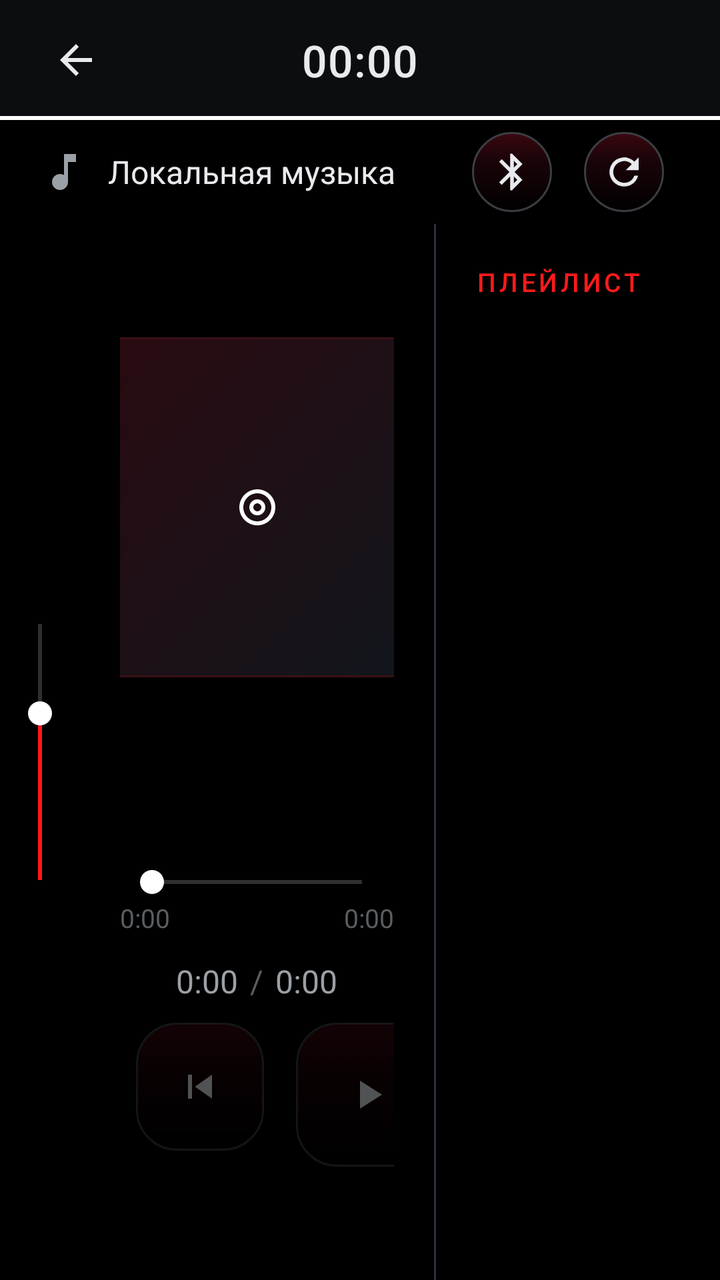
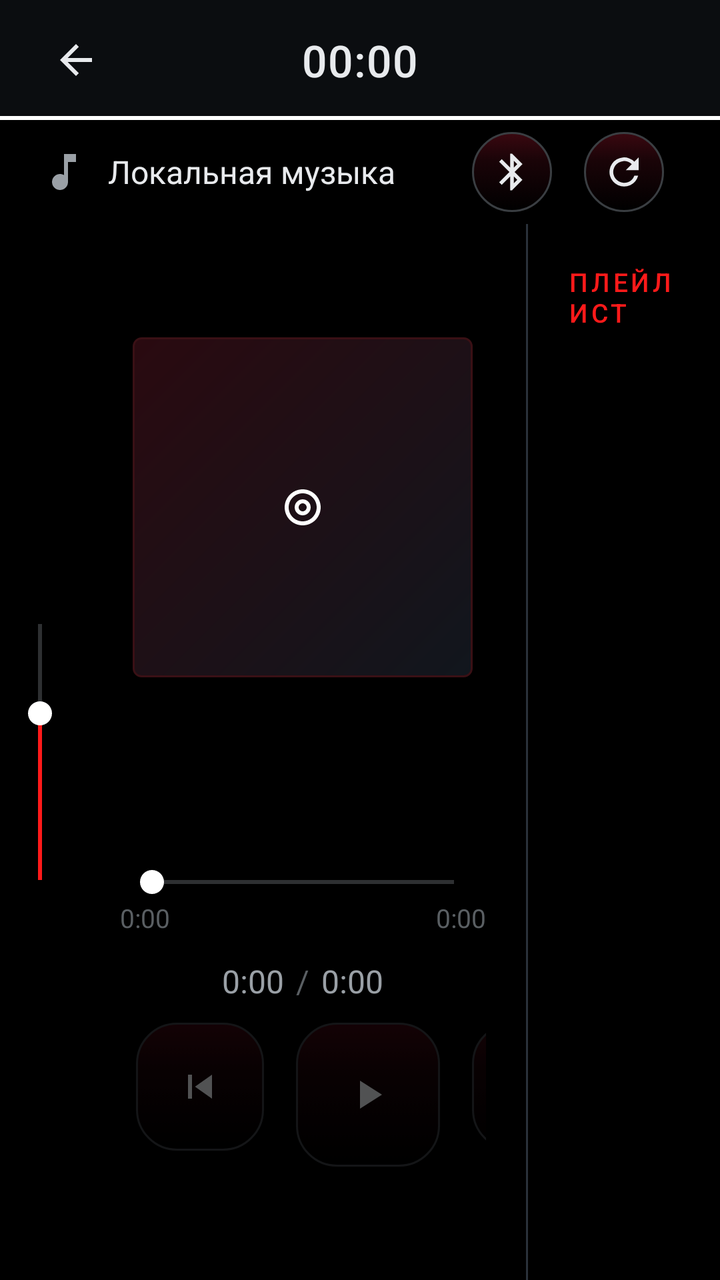

The first picture is an Android layout as it rendered before a commit; the second is the same layout after the commit. The layout source and the unified diff follow.
<!-- AndroidManifest.xml: application theme Theme.VWShell -->
<!-- res/layout/fragment_media.xml -->
<?xml version="1.0" encoding="utf-8"?>
<LinearLayout xmlns:android="http://schemas.android.com/apk/res/android"
    android:layout_width="match_parent" android:layout_height="match_parent"
    android:orientation="vertical" android:background="@drawable/bg_screen_gradient">
    <include layout="@layout/layout_section_header"/>

    
    <LinearLayout android:id="@+id/sourceBar"
        android:layout_width="match_parent" android:layout_height="wrap_content"
        android:orientation="horizontal" android:gravity="center_vertical"
        android:paddingStart="@dimen/screen_padding" android:paddingEnd="@dimen/screen_padding"
        android:paddingTop="6dp" android:paddingBottom="6dp">

        <ImageView android:id="@+id/sourceIcon" android:layout_width="@dimen/icon_sm"
            android:layout_height="@dimen/icon_sm" android:src="@drawable/ic_media"
            android:contentDescription="@string/media_source" android:tint="@color/vw_text_secondary"/>

        <TextView android:id="@+id/sourceLabel" android:layout_width="0dp" android:layout_height="wrap_content"
            android:layout_weight="1" android:layout_marginStart="10dp"
            android:singleLine="true" android:ellipsize="end"
            android:textColor="@color/vw_text_primary" android:textSize="@dimen/body_text"
            android:text="@string/media_local_title"/>

        <ImageButton android:id="@+id/btnSwitchSource" style="@style/VW.ControlButton.small"
            android:src="@drawable/ic_bluetooth" android:contentDescription="@string/media_switch_source"/>

        
        <ImageButton android:id="@+id/btnRescanIcon" style="@style/VW.ControlButton.small"
            android:layout_marginStart="8dp"
            android:src="@drawable/ic_refresh_small" android:contentDescription="@string/media_rescan"/>
    </LinearLayout>

    <LinearLayout android:layout_width="match_parent" android:layout_height="0dp" android:layout_weight="1"
        android:orientation="horizontal" android:baselineAligned="false">

        
        <FrameLayout
            android:id="@+id/volumeColumn"
            android:layout_width="40dp"
            android:layout_height="match_parent"
            android:clipChildren="true"
            android:padding="8dp">

            <SeekBar
                android:id="@+id/volumeSeekVertical"
                android:layout_width="160dp"
                android:layout_height="40dp"
                android:layout_gravity="center"
                android:max="100"
                android:progress="65"
                android:progressTint="#FF1A1A"
                android:thumbTint="#FFFFFF"
                android:rotation="270"
                android:splitTrack="false" />
        </FrameLayout>

        
        <ScrollView android:id="@+id/nowPlayingPanel"
            android:layout_width="0dp" android:layout_height="match_parent" android:layout_weight="5"
            android:fillViewport="true">
            <LinearLayout android:layout_width="match_parent" android:layout_height="wrap_content"
                android:orientation="vertical" android:gravity="center" android:padding="@dimen/screen_padding">

                <ImageView android:id="@+id/npArt"
                    android:layout_width="170dp" android:layout_height="170dp"
                    android:scaleType="centerInside"
                    android:background="@drawable/bg_album_art"
                    android:src="@drawable/ic_album"
                    android:contentDescription="@string/media_local_title"/>

                <TextView android:id="@+id/npTrack" android:layout_width="match_parent" android:layout_height="wrap_content"
                    android:layout_marginTop="16dp" android:gravity="center" android:singleLine="true" android:ellipsize="end"
                    android:textColor="@color/vw_text_primary" android:textSize="24sp"/>
                <TextView android:id="@+id/npArtist" android:layout_width="match_parent" android:layout_height="wrap_content"
                    android:layout_marginTop="4dp" android:gravity="center" android:singleLine="true" android:ellipsize="end"
                    android:textColor="@color/vw_text_secondary" android:textSize="@dimen/title_text"/>

                
                <SeekBar android:id="@+id/npSeek" android:layout_width="match_parent" android:layout_height="wrap_content"
                    android:layout_marginTop="14dp" android:progressTint="@color/vw_accent"
                    android:thumbTint="#FFFFFF" android:enabled="false"/>
                <LinearLayout android:layout_width="match_parent" android:layout_height="wrap_content"
                    android:orientation="horizontal">
                    <TextView android:id="@+id/npPos" android:layout_width="0dp" android:layout_height="wrap_content"
                        android:layout_weight="1" android:textColor="@color/vw_text_disabled" android:textSize="@dimen/small_text" android:text="0:00"/>
                    <TextView android:id="@+id/npDur" android:layout_width="wrap_content" android:layout_height="wrap_content"
                        android:textColor="@color/vw_text_disabled" android:textSize="@dimen/small_text" android:text="0:00"/>
                </LinearLayout>

                
                <LinearLayout android:layout_width="match_parent" android:layout_height="wrap_content"
                    android:orientation="horizontal" android:gravity="center" android:layout_marginTop="12dp">
                    <TextView android:id="@+id/npPosCenter" android:layout_width="wrap_content" android:layout_height="wrap_content"
                        android:textColor="@color/vw_text_secondary" android:textSize="@dimen/body_text" android:text="0:00"/>
                    <TextView android:layout_width="wrap_content" android:layout_height="wrap_content"
                        android:layout_marginStart="6dp" android:layout_marginEnd="6dp"
                        android:textColor="@color/vw_text_disabled" android:textSize="@dimen/body_text" android:text="/"/>
                    <TextView android:id="@+id/npDurCenter" android:layout_width="wrap_content" android:layout_height="wrap_content"
                        android:textColor="@color/vw_text_secondary" android:textSize="@dimen/body_text" android:text="0:00"/>
                </LinearLayout>

                <LinearLayout android:layout_width="wrap_content" android:layout_height="wrap_content"
                    android:orientation="horizontal" android:layout_gravity="center_horizontal" android:layout_marginTop="10dp">
                    <ImageButton android:id="@+id/btnPrev" style="@style/VW.ControlButton"
                        android:src="@drawable/ic_prev" android:contentDescription="@string/media_prev" android:alpha="0.35"/>
                    <ImageButton android:id="@+id/btnPlay" style="@style/VW.ControlButton.play"
                        android:src="@drawable/ic_play" android:contentDescription="@string/media_play" android:alpha="0.35"/>
                    <ImageButton android:id="@+id/btnNext" style="@style/VW.ControlButton"
                        android:src="@drawable/ic_next" android:contentDescription="@string/media_next" android:alpha="0.35"/>
                </LinearLayout>

                
                <View android:id="@+id/playerStatus" android:layout_width="0dp" android:layout_height="0dp" android:visibility="gone"/>
                <SeekBar android:id="@+id/volumeSeek" android:layout_width="0dp" android:layout_height="0dp" android:visibility="gone"/>

                
            </LinearLayout>
        </ScrollView>

        <View android:layout_width="1dp" android:layout_height="match_parent" android:background="@color/vw_divider"/>

        
        <LinearLayout android:layout_width="0dp" android:layout_height="match_parent" android:layout_weight="4"
            android:orientation="vertical" android:padding="@dimen/screen_padding">

            <TextView android:layout_width="wrap_content" android:layout_height="wrap_content"
                android:fontFamily="sans-serif-medium" android:letterSpacing="0.12" android:textAllCaps="true"
                android:textColor="#FF1A1A" android:textSize="@dimen/small_text"
                android:text="@string/media_playlist"/>

            <FrameLayout android:layout_width="match_parent" android:layout_height="0dp" android:layout_weight="1"
                android:layout_marginTop="8dp">
                <androidx.recyclerview.widget.RecyclerView android:id="@+id/trackList"
                    android:layout_width="match_parent" android:layout_height="match_parent"
                    android:fadeScrollbars="false"/>
                <TextView android:id="@+id/playlistEmpty" android:layout_width="match_parent" android:layout_height="wrap_content"
                    android:layout_gravity="center" android:gravity="center" android:padding="16dp"
                    android:textColor="@color/vw_text_secondary" android:textSize="@dimen/body_text"
                    android:text="@string/media_local_empty" android:visibility="gone"/>
            </FrameLayout>
        </LinearLayout>
    </LinearLayout>
</LinearLayout>
<!-- res/layout/layout_section_header.xml (included above) -->
<?xml version="1.0" encoding="utf-8"?>
<androidx.constraintlayout.widget.ConstraintLayout xmlns:android="http://schemas.android.com/apk/res/android"
    xmlns:app="http://schemas.android.com/apk/res-auto"
    android:layout_width="match_parent"
    android:layout_height="60dp"
    android:background="#0b0d10">

    <ImageButton
        android:id="@+id/btnBack"
        android:layout_width="44dp"
        android:layout_height="44dp"
        android:layout_marginStart="16dp"
        android:background="@drawable/btn_back_round_bg"
        android:src="@drawable/ic_arrow_back"
        android:contentDescription="@string/back"
        app:layout_constraintBottom_toBottomOf="parent"
        app:layout_constraintStart_toStartOf="parent"
        app:layout_constraintTop_toTopOf="parent"
        app:tint="@color/vw_text_primary" />

    <TextView
        android:id="@+id/headerClock"
        android:layout_width="wrap_content"
        android:layout_height="wrap_content"
        android:fontFamily="sans-serif-medium"
        android:letterSpacing="0.02"
        android:text="00:00"
        android:textColor="@color/vw_text_primary"
        android:textSize="22sp"
        app:layout_constraintBottom_toBottomOf="parent"
        app:layout_constraintEnd_toEndOf="parent"
        app:layout_constraintStart_toStartOf="parent"
        app:layout_constraintTop_toTopOf="parent" />

    <TextView
        android:id="@+id/sectionTitle"
        android:layout_width="0dp"
        android:layout_height="wrap_content"
        android:layout_marginStart="8dp"
        android:layout_marginEnd="8dp"
        android:alpha="0.55"
        android:ellipsize="end"
        android:singleLine="true"
        android:textColor="@color/vw_text_secondary"
        android:textSize="13sp"
        app:layout_constraintBottom_toBottomOf="parent"
        app:layout_constraintEnd_toStartOf="@id/headerDate"
        app:layout_constraintStart_toEndOf="@id/headerClock"
        app:layout_constraintTop_toTopOf="parent" />

    <TextView
        android:id="@+id/headerDate"
        android:layout_width="wrap_content"
        android:layout_height="wrap_content"
        android:layout_marginEnd="16dp"
        android:textColor="@color/vw_text_secondary"
        android:textSize="13sp"
        app:layout_constraintBottom_toBottomOf="parent"
        app:layout_constraintEnd_toEndOf="parent"
        app:layout_constraintTop_toTopOf="parent" />

    <View
        android:layout_width="0dp"
        android:layout_height="2dp"
        android:background="#FFFFFF"
        android:elevation="4dp"
        app:layout_constraintBottom_toBottomOf="parent"
        app:layout_constraintEnd_toEndOf="parent"
        app:layout_constraintStart_toStartOf="parent" />
</androidx.constraintlayout.widget.ConstraintLayout>
<!-- resources referenced by this layout -->
<resources>
  <color name="vw_accent">#FF1A1A</color>
  <color name="vw_divider">#2a313b</color>
  <color name="vw_text_disabled">#FF5A5F63</color>
  <color name="vw_text_primary">#e8eaed</color>
  <color name="vw_text_secondary">#9aa0a6</color>
  <dimen name="body_text">16sp</dimen>
  <dimen name="icon_sm">24dp</dimen>
  <dimen name="screen_padding">20dp</dimen>
  <dimen name="small_text">13sp</dimen>
  <dimen name="title_text">20sp</dimen>
  <!-- drawable bg_screen_gradient (drawable) -->
  <?xml version="1.0" encoding="utf-8"?>
  <shape xmlns:android="http://schemas.android.com/apk/res/android" android:shape="rectangle">
      <solid android:color="#FF000000" />
  </shape>
  <!-- drawable ic_arrow_back (drawable) -->
  <vector xmlns:android="http://schemas.android.com/apk/res/android"
      android:width="24dp" android:height="24dp" android:viewportWidth="24" android:viewportHeight="24">
      <path android:pathData="M20,11 L7.83,11 L13.42,5.41 L12,4 L4,12 L12,20 L13.41,18.59 L7.83,13 L20,13 Z"
          android:fillColor="#FFFFFFFF"/>
  </vector>
  <!-- drawable ic_play (drawable) -->
  <?xml version="1.0" encoding="utf-8"?>
  <vector xmlns:android="http://schemas.android.com/apk/res/android"
      android:width="24dp" android:height="24dp"
      android:viewportWidth="24" android:viewportHeight="24"
      android:tint="@color/vw_icon_tint">
      <path android:fillColor="#FFFFFFFF" android:pathData="M8,5v14l11,-7z"/>
  </vector>
  <string name="back">Назад</string>
  <string name="media_local_empty">Медиатека пуста. Скопируйте аудиофайлы в внутреннее хранилище магнитолы и нажмите «Обновить список».</string>
  <string name="media_local_title">Локальная музыка</string>
  <string name="media_next">Следующий трек</string>
  <string name="media_play">Воспроизведение</string>
  <string name="media_playlist">Плейлист</string>
  <string name="media_prev">Предыдущий трек</string>
  <string name="media_rescan">Обновить список</string>
  <string name="media_source">Источник</string>
  <string name="media_switch_source">Источник</string>
  <style name="VW.ControlButton.play">
          <item name="android:layout_width">@dimen/dial_button</item>
          <item name="android:layout_height">@dimen/dial_button</item>
      </style>
  <style name="VW.ControlButton.small">
          <item name="android:layout_width">40dp</item>
          <item name="android:layout_height">40dp</item>
          <item name="android:padding">9dp</item>
      </style>
  <color name="art_grad_start">#FF2A0A10</color>
  <color name="art_grad_end">#FF11161D</color>
  <color name="art_border">#FF3A1015</color>
  <color name="vw_icon_tint">#e8eaed</color>
  <dimen name="control_button">64dp</dimen>
  <dimen name="dial_button">72dp</dimen>
  <color name="vw_background">#000000</color>
  <color name="vw_tile_bg">#FF101214</color>
  <color name="tile_grad_top">#3A0810</color>
  <color name="tile_grad_mid">#1A0408</color>
  <color name="tile_grad_bottom">#000000</color>
  <color name="vw_stroke">#FF3A3E42</color>
  <dimen name="tile_radius">3dp</dimen>
  <dimen name="tile_stroke">1dp</dimen>
  <color name="vw_tile_bg_pressed">#FF1B1E21</color>
  <dimen name="button_height">56dp</dimen>
  <!-- unchanged entries left out for length: 13 -->
</resources>

<!-- the commit's change to res/layout/fragment_media.xml (unified diff, before → after) -->
@@ -56,7 +56,7 @@
 
         
         <ScrollView android:id="@+id/nowPlayingPanel"
-            android:layout_width="0dp" android:layout_height="match_parent" android:layout_weight="5"
+            android:layout_width="0dp" android:layout_height="match_parent" android:layout_weight="7"
             android:fillViewport="true">
             <LinearLayout android:layout_width="match_parent" android:layout_height="wrap_content"
                 android:orientation="vertical" android:gravity="center" android:padding="@dimen/screen_padding">
@@ -120,7 +120,7 @@
         <View android:layout_width="1dp" android:layout_height="match_parent" android:background="@color/vw_divider"/>
 
         
-        <LinearLayout android:layout_width="0dp" android:layout_height="match_parent" android:layout_weight="4"
+        <LinearLayout android:layout_width="0dp" android:layout_height="match_parent" android:layout_weight="3"
             android:orientation="vertical" android:padding="@dimen/screen_padding">
 
             <TextView android:layout_width="wrap_content" android:layout_height="wrap_content"
@@ -206,7 +206,7 @@
     <View
         android:layout_width="0dp"
         android:layout_height="2dp"
-        android:background="#FFFFFF"
+        android:background="@drawable/topbar_white_glow"
         android:elevation="4dp"
         app:layout_constraintBottom_toBottomOf="parent"
         app:layout_constraintEnd_toEndOf="parent"
<!-- resource entries referenced after the edit -->
@@ -29,6 +29,23 @@
       android:tint="@color/vw_icon_tint">
       <path android:fillColor="#FFFFFFFF" android:pathData="M8,5v14l11,-7z"/>
   </vector>
+  <!-- drawable topbar_white_glow (drawable) -->
+  <?xml version="1.0" encoding="utf-8"?>
+  <layer-list xmlns:android="http://schemas.android.com/apk/res/android">
+      <item>
+          <shape android:shape="rectangle">
+              <solid android:color="#FFFFFF" />
+          </shape>
+      </item>
+      <item android:top="1dp">
+          <shape android:shape="rectangle">
+              <gradient
+                  android:angle="270"
+                  android:startColor="#80FFFFFF"
+                  android:endColor="#00FFFFFF" />
+          </shape>
+      </item>
+  </layer-list>
   <string name="back">Назад</string>
   <string name="media_local_empty">Медиатека пуста. Скопируйте аудиофайлы в внутреннее хранилище магнитолы и нажмите «Обновить список».</string>
   <string name="media_local_title">Локальная музыка</string>
